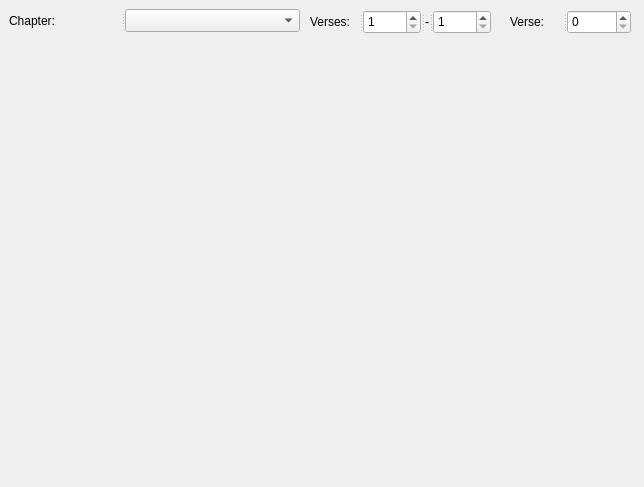
Before: the Qt Designer form core/controls/quran_reader.ui in abumq/project-islam, drawn with Qt 5.
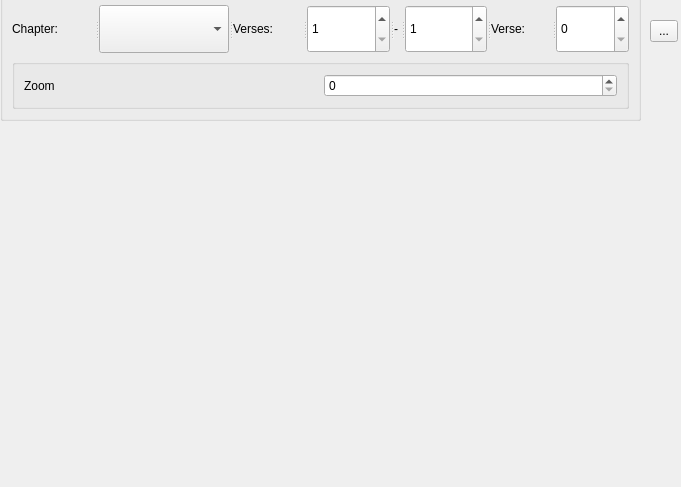
After: the same form once the commit is applied.

```diff
--- a/core/controls/quran_reader.ui
+++ b/core/controls/quran_reader.ui
@@ -6,22 +6,32 @@
    <rect>
     <x>0</x>
     <y>0</y>
-    <width>644</width>
+    <width>681</width>
     <height>487</height>
    </rect>
   </property>
   <property name="windowTitle">
    <string>Form</string>
   </property>
+  <widget class="QGroupBox" name="grpControls">
+   <property name="geometry">
+    <rect>
+     <x>0</x>
+     <y>-10</y>
+     <width>641</width>
+     <height>131</height>
+    </rect>
+   </property>
+   <property name="title">
+    <string/>
+   </property>
+   <layout class="QVBoxLayout" name="verticalLayout">
+    <item>
+     <widget class="QSplitter" name="splitter_4">
+      <property name="orientation">
+       <enum>Qt::Horizontal</enum>
+      </property>
   <widget class="QSplitter" name="splitter">
-   <property name="geometry">
-    <rect>
-     <x>9</x>
-     <y>9</y>
-     <width>291</width>
-     <height>23</height>
-    </rect>
-   </property>
    <property name="orientation">
     <enum>Qt::Horizontal</enum>
    </property>
@@ -33,14 +43,6 @@
    <widget class="QComboBox" name="cboChapter"/>
   </widget>
   <widget class="QSplitter" name="splitter_2">
-   <property name="geometry">
-    <rect>
-     <x>310</x>
-     <y>10</y>
-     <width>181</width>
-     <height>24</height>
-    </rect>
-   </property>
    <property name="orientation">
     <enum>Qt::Horizontal</enum>
    </property>
@@ -72,14 +74,6 @@
    </widget>
   </widget>
   <widget class="QSplitter" name="splitter_3">
-   <property name="geometry">
-    <rect>
-     <x>510</x>
-     <y>10</y>
-     <width>121</width>
-     <height>24</height>
-    </rect>
-   </property>
    <property name="orientation">
     <enum>Qt::Horizontal</enum>
    </property>
@@ -89,6 +83,45 @@
     </property>
    </widget>
    <widget class="QSpinBox" name="spnVerse"/>
+      </widget>
+     </widget>
+    </item>
+    <item>
+     <widget class="QGroupBox" name="grpMoreControls">
+      <property name="title">
+       <string/>
+      </property>
+      <layout class="QHBoxLayout" name="horizontalLayout">
+       <item>
+        <widget class="QLabel" name="label_5">
+         <property name="text">
+          <string>Zoom</string>
+         </property>
+        </widget>
+       </item>
+       <item>
+        <widget class="QSpinBox" name="spnZoom"/>
+       </item>
+      </layout>
+     </widget>
+    </item>
+   </layout>
+  </widget>
+  <widget class="QToolButton" name="btnMoreControls">
+   <property name="geometry">
+    <rect>
+     <x>650</x>
+     <y>20</y>
+     <width>28</width>
+     <height>22</height>
+    </rect>
+   </property>
+   <property name="text">
+    <string>...</string>
+   </property>
+   <property name="checkable">
+    <bool>true</bool>
+   </property>
   </widget>
  </widget>
  <resources/>
```
Left out of the diff: 8 changed lines with no effect on the pictures. Lines whose indentation alone changed are shown as unchanged.
